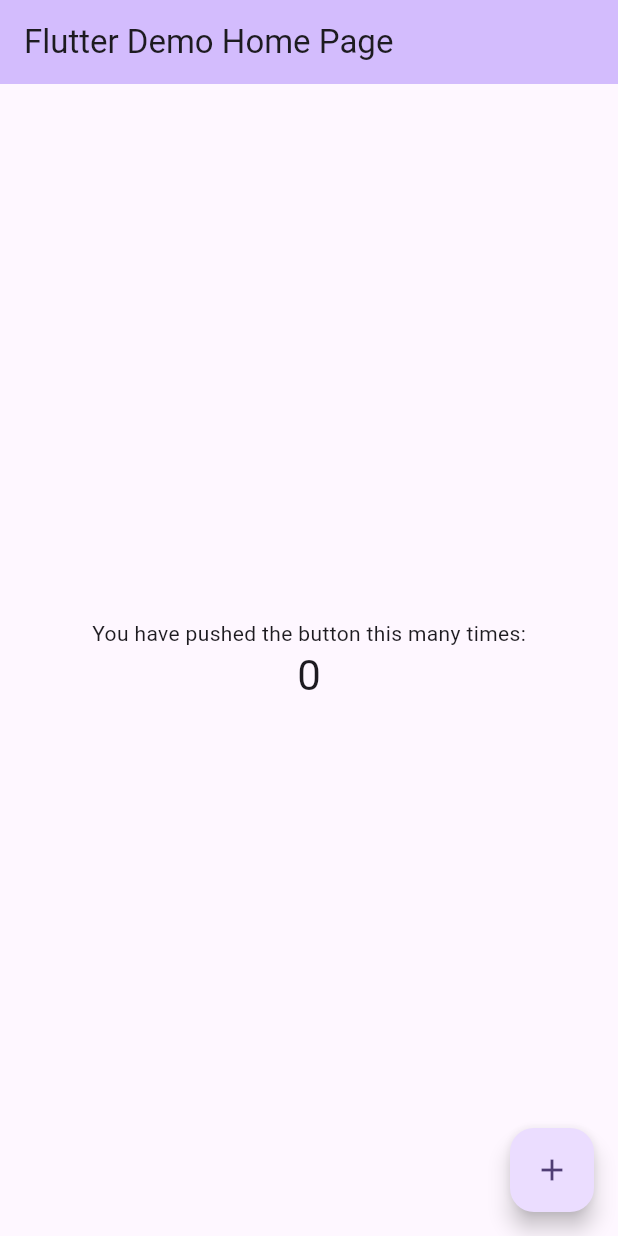
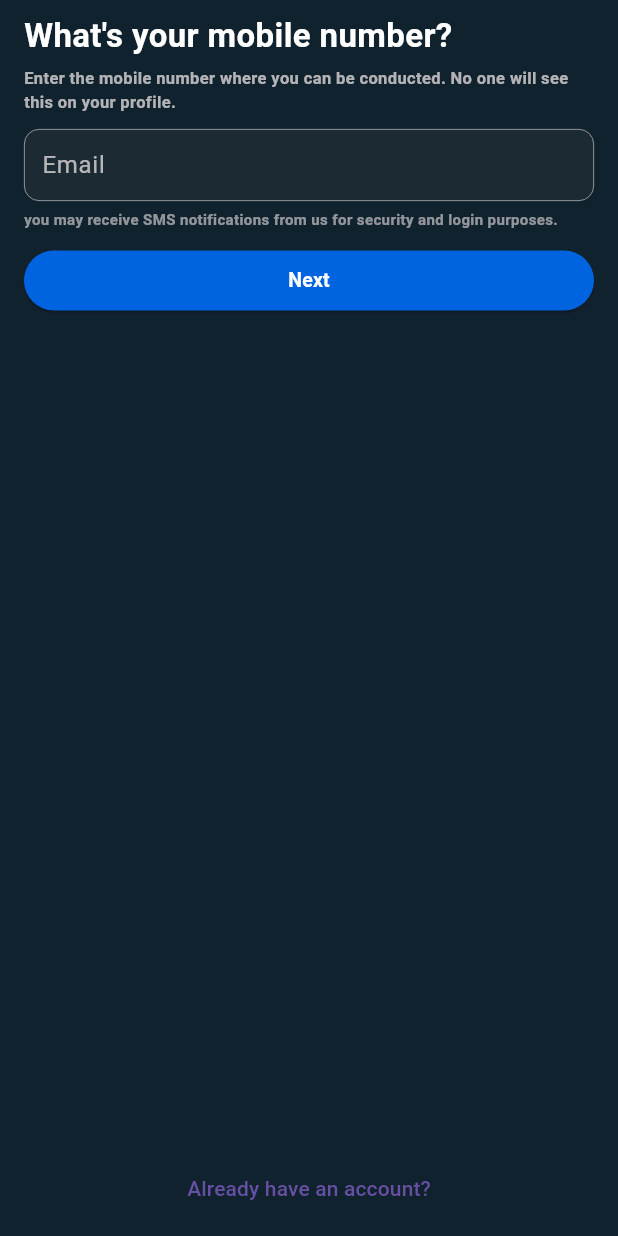
Before and after one commit to yohanse/Instagram-Clone, a Flutter app: the screen it shows after launch, on a phone screen of 412 x 824 dp. Run offline on Flutter 3.47's test engine with Material 3 defaults, Android fonts, the light colour scheme and no system bars; our stand-ins replace bloc, dartz, equatable, internet_connection_checker, shared_preferences.

Commit message:
finishe ui of the email page

```diff
--- /dev/null
+++ b/mobile/lib/features/auth/presentation/pages/email.dart
@@ -0,0 +1,118 @@
+import 'package:flutter/foundation.dart';
+import 'package:flutter/material.dart';
+
+class EmailPage extends StatelessWidget {
+  const EmailPage({super.key});
+
+  @override
+  Widget build(BuildContext context) {
+    return SafeArea(
+      child: Scaffold(
+        body: Container(
+          color: Color(0xFF11222F),
+          padding: const EdgeInsets.symmetric(vertical: 8, horizontal: 16),
+          child: Column(
+            mainAxisAlignment: MainAxisAlignment.spaceBetween,
+            children: [
+              Column(
+                crossAxisAlignment: CrossAxisAlignment.stretch,
+                children: [
+                  Text(
+                    "What's your mobile number?",
+                    style: TextStyle(
+                      color: Colors.white,
+                      fontSize: 22,
+                      fontWeight: FontWeight.w600,
+                    ),
+                  ),
+                  SizedBox(
+                    height: 5,
+                  ),
+                  Text(
+                    "Enter the mobile number where you can be conducted. No one will see this on your profile.",
+                    style: TextStyle(
+                      color: const Color.fromARGB(200, 224, 219, 219),
+                      fontSize: 11,
+                      fontWeight: FontWeight.w600,
+                    ),
+                  ),
+                  SizedBox(
+                    height: 10,
+                  ),
+                  TextField(
+                    style: TextStyle(
+                        fontSize: 16,
+                        color: const Color.fromARGB(255, 255, 255, 255),
+                      ),
+                    decoration: InputDecoration(
+
+                      contentPadding: EdgeInsets.symmetric(horizontal: 8.0),
+                      hintText: 'Email',
+                      hintStyle: TextStyle(
+                        fontSize: 16,
+                        color: const Color.fromARGB(200, 224, 219, 219),
+                      ),
+
+                      filled: true,
+                      fillColor: Color(0xFF1C2B33), // Set transparent background color
+                      border: OutlineInputBorder(
+                        borderRadius:
+                            BorderRadius.circular(10.0), // Set border radius
+                        borderSide: BorderSide(
+                          color: const Color.fromARGB(200, 224, 219, 219), // Set border color
+                          width: 0.5, // Set border width
+                        ),
+                      ),
+                      enabledBorder: OutlineInputBorder(
+                        borderRadius: BorderRadius.circular(10.0),
+                        borderSide: BorderSide(
+                          color: const Color.fromARGB(200, 224, 219, 219),
+                          width: 0.5,
+                        ),
+                      ),
+                      focusedBorder: OutlineInputBorder(
+                        borderRadius: BorderRadius.circular(10.0),
+                        borderSide: BorderSide(
+                          color: const Color.fromARGB(200, 224, 219, 219),
+                          width: 0.5,
+                        ),
+                      ),
+                    ),
+                  ),
+                  SizedBox(
+                    height: 5,
+                  ),
+                  Text(
+                    "you may receive SMS notifications from us for security and login purposes.",
+                    style: TextStyle(
+                      color: const Color.fromARGB(160, 224, 219, 219),
+                      fontSize: 10,
+                      fontWeight: FontWeight.w600,
+                    ),
+                  ),
+                  SizedBox(
+                    height: 10,
+                  ),
+                  ElevatedButton(
+                    onPressed: () {},
+                    child: Text("Next",
+                    style: TextStyle(
+                      color: Color.fromARGB(255, 255, 255, 255),
+                      fontSize: 13,
+                      fontWeight: FontWeight.w600,
+                    ),),
+                    style: ButtonStyle(backgroundColor: MaterialStateProperty.all<Color>(Color(0xFF0064E0)),),
+                  ),
+                ],
+              ),
+              TextButton(
+                onPressed: () {},
+                child: Text("Already have an account?"),
+              ),
+            ],
+          ),
+        ),
+      ),
+    );
+  }
+}
--- a/mobile/lib/main.dart
+++ b/mobile/lib/main.dart
@@ -1,125 +1,8 @@
 import 'package:flutter/material.dart';
+import 'package:mobile/features/auth/presentation/pages/email.dart';
 
 void main() {
-  runApp(const MyApp());
+  runApp( const MaterialApp(
+    home: EmailPage(),
+  ));
 }
-
-class MyApp extends StatelessWidget {
-  const MyApp({super.key});
-
-  // This widget is the root of your application.
-  @override
-  Widget build(BuildContext context) {
-    return MaterialApp(
-      title: 'Flutter Demo',
-      theme: ThemeData(
-        // This is the theme of your application.
-        //
-        // TRY THIS: Try running your application with "flutter run". You'll see
-        // the application has a purple toolbar. Then, without quitting the app,
-        // try changing the seedColor in the colorScheme below to Colors.green
-        // and then invoke "hot reload" (save your changes or press the "hot
-        // reload" button in a Flutter-supported IDE, or press "r" if you used
-        // the command line to start the app).
-        //
-        // Notice that the counter didn't reset back to zero; the application
-        // state is not lost during the reload. To reset the state, use hot
-        // restart instead.
-        //
-        // This works for code too, not just values: Most code changes can be
-        // tested with just a hot reload.
-        colorScheme: ColorScheme.fromSeed(seedColor: Colors.deepPurple),
-        useMaterial3: true,
-      ),
-      home: const MyHomePage(title: 'Flutter Demo Home Page'),
-    );
-  }
-}
-
-class MyHomePage extends StatefulWidget {
-  const MyHomePage({super.key, required this.title});
-
-  // This widget is the home page of your application. It is stateful, meaning
-  // that it has a State object (defined below) that contains fields that affect
-  // how it looks.
-
-  // This class is the configuration for the state. It holds the values (in this
-  // case the title) provided by the parent (in this case the App widget) and
-  // used by the build method of the State. Fields in a Widget subclass are
-  // always marked "final".
-
-  final String title;
-
-  @override
-  State<MyHomePage> createState() => _MyHomePageState();
-}
-
-class _MyHomePageState extends State<MyHomePage> {
-  int _counter = 0;
-
-  void _incrementCounter() {
-    setState(() {
-      // This call to setState tells the Flutter framework that something has
-      // changed in this State, which causes it to rerun the build method below
-      // so that the display can reflect the updated values. If we changed
-      // _counter without calling setState(), then the build method would not be
-      // called again, and so nothing would appear to happen.
-      _counter++;
-    });
-  }
-
-  @override
-  Widget build(BuildContext context) {
-    // This method is rerun every time setState is called, for instance as done
-    // by the _incrementCounter method above.
-    //
-    // The Flutter framework has been optimized to make rerunning build methods
-    // fast, so that you can just rebuild anything that needs updating rather
-    // than having to individually change instances of widgets.
-    return Scaffold(
-      appBar: AppBar(
-        // TRY THIS: Try changing the color here to a specific color (to
-        // Colors.amber, perhaps?) and trigger a hot reload to see the AppBar
-        // change color while the other colors stay the same.
-        backgroundColor: Theme.of(context).colorScheme.inversePrimary,
-        // Here we take the value from the MyHomePage object that was created by
-        // the App.build method, and use it to set our appbar title.
-        title: Text(widget.title),
-      ),
-      body: Center(
-        // Center is a layout widget. It takes a single child and positions it
-        // in the middle of the parent.
-        child: Column(
-          // Column is also a layout widget. It takes a list of children and
-          // arranges them vertically. By default, it sizes itself to fit its
-          // children horizontally, and tries to be as tall as its parent.
-          //
-          // Column has various properties to control how it sizes itself and
-          // how it positions its children. Here we use mainAxisAlignment to
-          // center the children vertically; the main axis here is the vertical
-          // axis because Columns are vertical (the cross axis would be
-          // horizontal).
-          //
-          // TRY THIS: Invoke "debug painting" (choose the "Toggle Debug Paint"
-          // action in the IDE, or press "p" in the console), to see the
-          // wireframe for each widget.
-          mainAxisAlignment: MainAxisAlignment.center,
-          children: <Widget>[
-            const Text(
-              'You have pushed the button this many times:',
-            ),
-            Text(
-              '$_counter',
-              style: Theme.of(context).textTheme.headlineMedium,
-            ),
-          ],
-        ),
-      ),
-      floatingActionButton: FloatingActionButton(
-        onPressed: _incrementCounter,
-        tooltip: 'Increment',
-        child: const Icon(Icons.add),
-      ), // This trailing comma makes auto-formatting nicer for build methods.
-    );
-  }
-}
```
Also changed, not shown: 1 other file.
